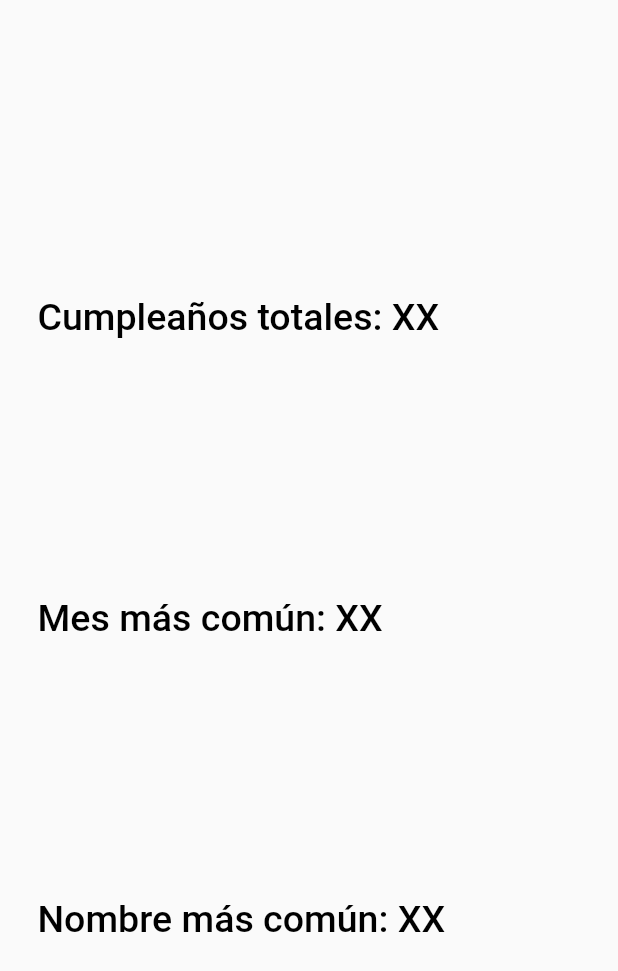
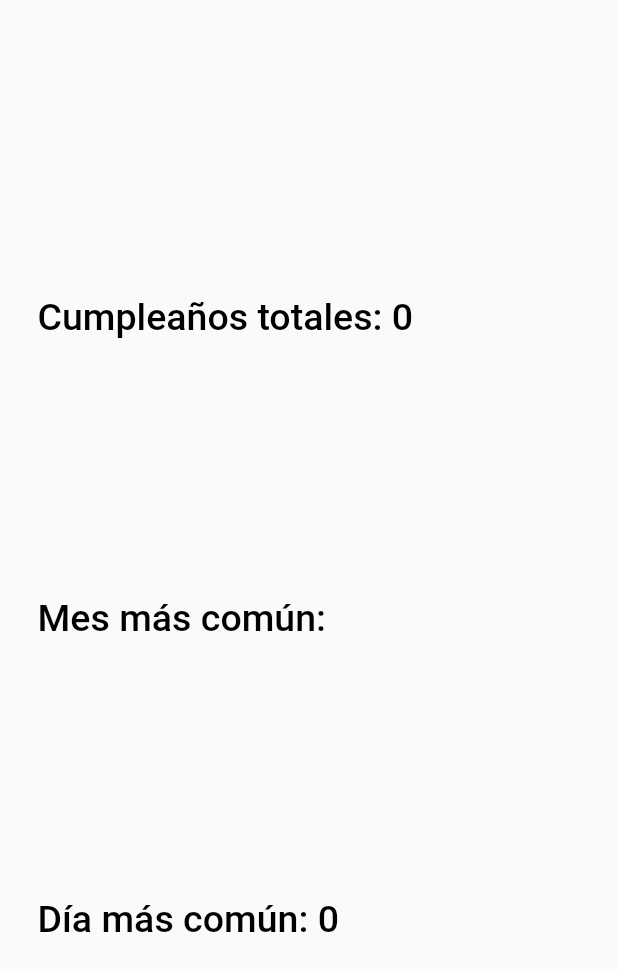
Before and after one commit to xJJALx/agenda_cumples, a Flutter app: the _DatosExtra widget shown alone on an empty page, opened directly, on a phone screen of 412 x 824 dp. Shown: the top 971 px of the screen. Run offline on Flutter 3.47's test engine with Material 2 defaults, Android fonts, the phone set to English and light mode, and no system bars; our stand-ins replace cloud_firestore, firebase_core, google_fonts, pie_chart; accounts and stored records are empty; Roboto replaces fonts that are missing (Play).

Commit message:
Cumple details. Funciones datos extra. Imgs.

```diff
--- a/lib/ui/providers/cumple_provider.dart
+++ b/lib/ui/providers/cumple_provider.dart
@@ -7,7 +7,7 @@ import 'package:agenda_cumples/data/models/models.dart';
 
 // * Para manejar que cumpleaños es el primero del mes en una lista, creamos un mapa
 // * con el cumple y una propiedad bool
-
+// TODO Buscador
 class CumpleProvider extends ChangeNotifier {
   final DateTime _today = DateTime.now();
   final Map<String, double> _statistics = {};
@@ -78,6 +78,7 @@ class CumpleProvider extends ChangeNotifier {
     for (var key in months) {
       _statistics[key] = !_statistics.containsKey(key) ? (1) : (_statistics[key]! + 1);
     }
+    getMostCommonMonth();
   }
 
   void getNearCumples() async {
@@ -170,4 +171,40 @@ class CumpleProvider extends ChangeNotifier {
     cumple = cumpleAux;
     notifyListeners();
   }
+
+  int getAge() {
+    int years = _today.year - _cumple.date.year;
+    int months = _today.month - _cumple.date.month;
+
+    if (months < 0 && years > 0 || (months == 0 && _today.day < _today.day)) years--;
+
+    return years;
+  }
+
+  int countCumples() => _cumplesResp.length;
+
+  String getMostCommonMonth() {
+    String common = '';
+    double aux = 0;
+
+    _statistics.forEach((key, value) {
+      if (aux < value) {
+        common = key;
+        aux = value;
+      }
+    });
+
+    return common;
+  }
+
+  int getMostCommonDay() {
+    int common = 0;
+    int aux = 0;
+
+    for (var cumple in _cumplesResp) {
+      if (aux < cumple.date.day) common = cumple.date.day;
+    }
+
+    return common;
+  }
 }
--- a/lib/ui/screens/estadisticas/estadisticas_screen.dart
+++ b/lib/ui/screens/estadisticas/estadisticas_screen.dart
@@ -15,7 +15,7 @@ class EstadisticasScreen extends StatelessWidget {
   @override
   Widget build(BuildContext context) {
     return Scaffold(
-      backgroundColor: Colors.white.withOpacity(0.9),
+      backgroundColor: const Color.fromARGB(255, 245, 241, 241),
       body: SizedBox(
         child: Stack(
           children: [
@@ -76,6 +76,8 @@ class _DatosExtra extends StatelessWidget {
 
   @override
   Widget build(BuildContext context) {
+    final cumpleProvider = Provider.of<CumpleProvider>(context);
+
     return Padding(
       padding: const EdgeInsets.all(25),
       child: Column(
@@ -83,16 +85,28 @@ class _DatosExtra extends StatelessWidget {
         mainAxisAlignment: MainAxisAlignment.spaceEvenly,
         children: [
           Text(
-            'Cumpleaños totales: XX',
-            style: GoogleFonts.play(fontSize: 25, color: Colors.black, fontWeight: FontWeight.w500,),
+            'Cumpleaños totales: ${cumpleProvider.countCumples()}',
+            style: GoogleFonts.play(
+              fontSize: 25,
+              color: Colors.black,
+              fontWeight: FontWeight.w500,
+            ),
           ),
           Text(
-            'Mes más común: XX',
-            style: GoogleFonts.play(fontSize: 25, color: Colors.black, fontWeight: FontWeight.w500,),
+            'Mes más común: ${cumpleProvider.getMostCommonMonth()}',
+            style: GoogleFonts.play(
+              fontSize: 25,
+              color: Colors.black,
+              fontWeight: FontWeight.w500,
+            ),
           ),
           Text(
-            'Nombre más común: XX',
-            style: GoogleFonts.play(fontSize: 25, color: Colors.black, fontWeight: FontWeight.w500,),
+            'Día más común: ${cumpleProvider.getMostCommonDay()}',
+            style: GoogleFonts.play(
+              fontSize: 25,
+              color: Colors.black,
+              fontWeight: FontWeight.w500,
+            ),
           ),
         ],
       ),
```
Also changed, not shown: lib/ui/screens/cumple_details.dart/cumple_details.dart (+77 -10 lines), assets/one.png (added), assets/three.png (added), assets/two.png (added), 1 other file.
